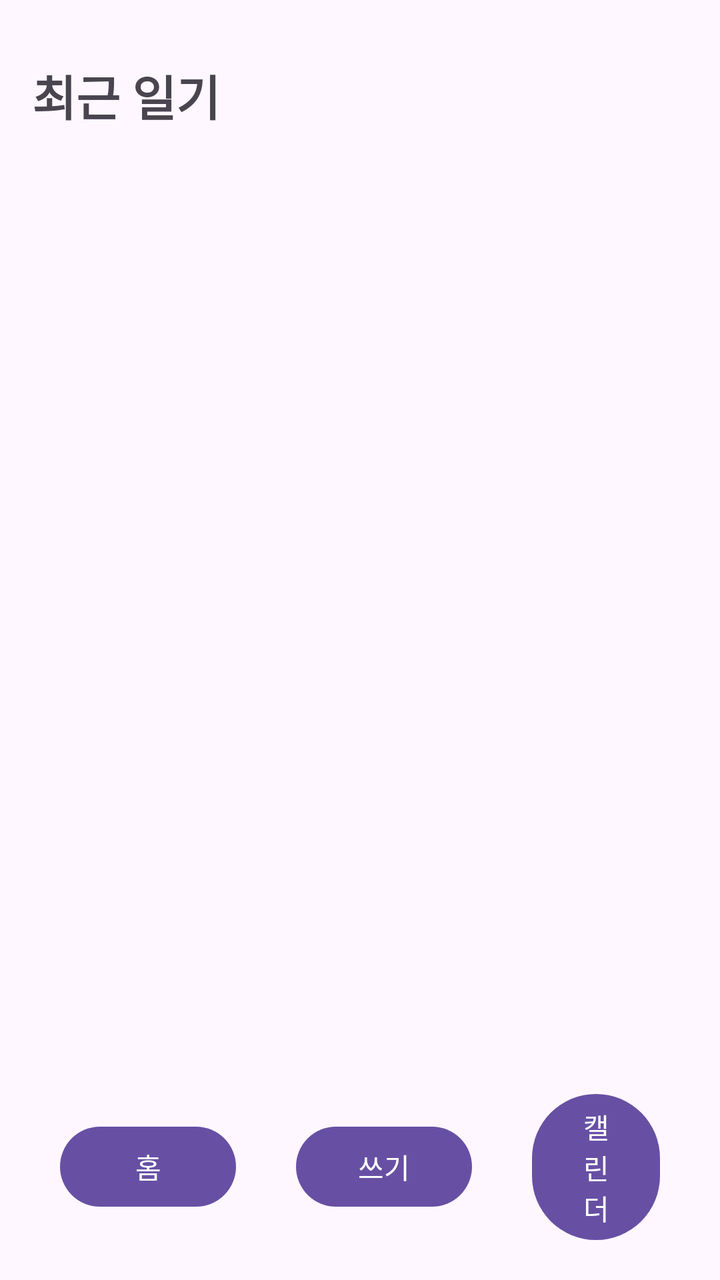
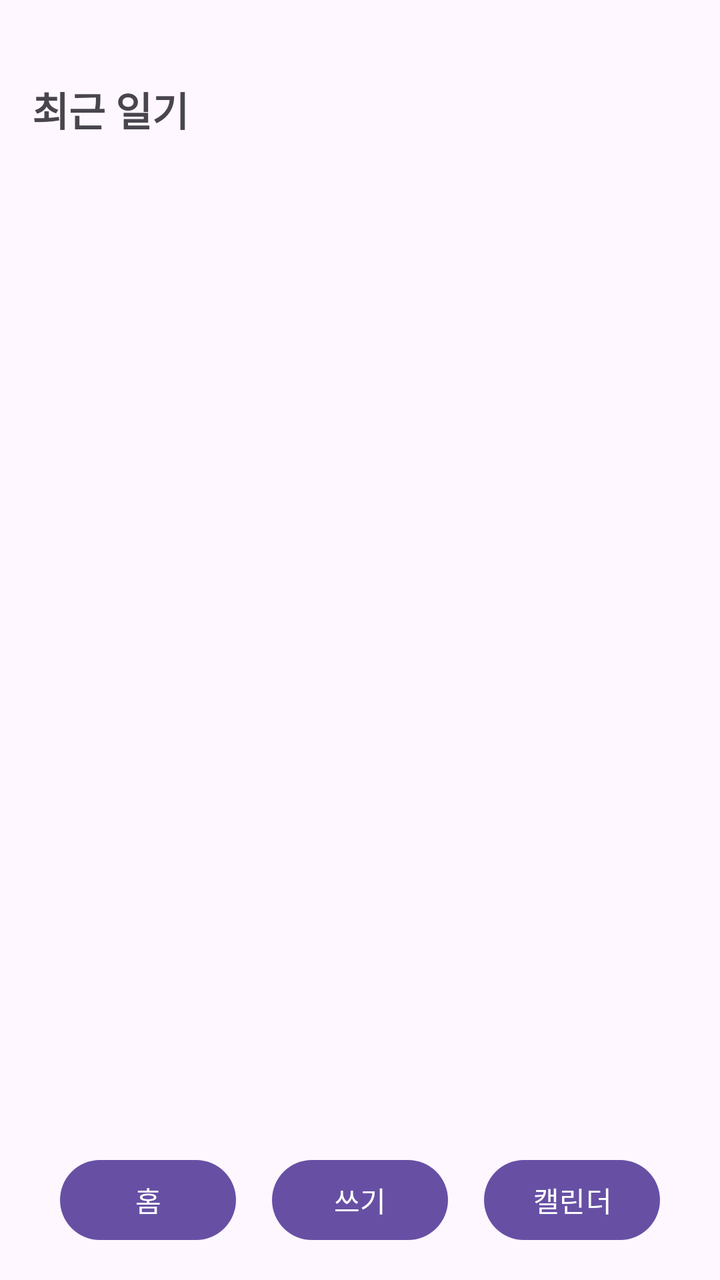

Two renders of the same Android screen: before a commit and after it. Below are the layout's source before the change and the commit's diff.
<!-- AndroidManifest.xml: application theme Theme.DiaryApp -->
<!-- res/layout/activity_diary_list.xml -->
<?xml version="1.0" encoding="utf-8"?>
<LinearLayout xmlns:android="http://schemas.android.com/apk/res/android"
    android:layout_width="match_parent"
    android:layout_height="match_parent"
    android:orientation="vertical">

    
    <TextView
        android:layout_width="wrap_content"
        android:layout_height="wrap_content"
        android:text="최근 일기"
        android:textSize="24sp"
        android:textStyle="bold"
        android:layout_marginTop="30dp"
        android:layout_marginStart="16dp"/>

    
    <LinearLayout
        android:id="@+id/diaryContainer"
        android:layout_width="match_parent"
        android:layout_height="0dp"
        android:layout_weight="1"
        android:orientation="vertical"
        android:padding="16dp"/>

    
    <LinearLayout
        android:layout_width="match_parent"
        android:layout_height="wrap_content"
        android:gravity="center"
        android:orientation="horizontal"
        android:paddingBottom="16dp">

        <Button
            android:id="@+id/btnHome"
            android:layout_width="wrap_content"
            android:layout_height="wrap_content"
            android:layout_marginStart="30dp"
            android:text="홈" />

        <Button
            android:id="@+id/btnWrite"
            android:layout_width="wrap_content"
            android:layout_height="wrap_content"
            android:layout_marginStart="30dp"
            android:layout_marginEnd="30dp"
            android:text="쓰기" />

        <Button
            android:id="@+id/btnCalendar"
            android:layout_width="wrap_content"
            android:layout_height="wrap_content"
            android:layout_marginEnd="30dp"
            android:text="캘린더" />

    </LinearLayout>

</LinearLayout>
<!-- resources referenced by this layout -->
<resources>
  <style name="Theme.DiaryApp" parent="Base.Theme.DiaryApp" />
  <style name="Base.Theme.DiaryApp" parent="Theme.Material3.DayNight.NoActionBar">
          
          
      </style>
</resources>

<!-- the commit's change to res/layout/activity_diary_list.xml (unified diff, before → after) -->
@@ -1,58 +1,70 @@
 <?xml version="1.0" encoding="utf-8"?>
-<LinearLayout xmlns:android="http://schemas.android.com/apk/res/android"
+<androidx.constraintlayout.widget.ConstraintLayout xmlns:android="http://schemas.android.com/apk/res/android"
+    xmlns:app="http://schemas.android.com/apk/res-auto"
+    xmlns:tools="http://schemas.android.com/tools"
+    android:id="@+id/main"
     android:layout_width="match_parent"
     android:layout_height="match_parent"
-    android:orientation="vertical">
+    tools:context=".DiaryListActivity">
 
-    
     <TextView
+        android:id="@+id/tvRecentTitle"
         android:layout_width="wrap_content"
         android:layout_height="wrap_content"
+        android:layout_marginStart="16dp"
+        android:layout_marginTop="40dp"
         android:text="최근 일기"
-        android:textSize="24sp"
+        android:textSize="20sp"
         android:textStyle="bold"
-        android:layout_marginTop="30dp"
-        android:layout_marginStart="16dp"/>
+        app:layout_constraintTop_toTopOf="parent"
+        app:layout_constraintStart_toStartOf="parent" />
 
-    
-    <LinearLayout
-        android:id="@+id/diaryContainer"
-        android:layout_width="match_parent"
+    <ScrollView
+        android:layout_width="0dp"
         android:layout_height="0dp"
-        android:layout_weight="1"
-        android:orientation="vertical"
-        android:padding="16dp"/>
+        android:layout_marginTop="12dp"
+        app:layout_constraintTop_toBottomOf="@id/tvRecentTitle"
+        app:layout_constraintBottom_toTopOf="@id/btnWrite"
+        app:layout_constraintStart_toStartOf="parent"
+        app:layout_constraintEnd_toEndOf="parent">
 
-    
-    <LinearLayout
-        android:layout_width="match_parent"
+        <LinearLayout
+            android:id="@+id/diaryContainer"
+            android:layout_width="match_parent"
+            android:layout_height="wrap_content"
+            android:orientation="vertical"
+            android:padding="16dp" />
+
+    </ScrollView>
+
+    <Button
+        android:id="@+id/btnWrite"
+        android:layout_width="wrap_content"
         android:layout_height="wrap_content"
-        android:gravity="center"
-        android:orientation="horizontal"
-        android:paddingBottom="16dp">
+        android:layout_marginBottom="16dp"
+        android:text="쓰기"
+        app:layout_constraintBottom_toBottomOf="parent"
+        app:layout_constraintEnd_toEndOf="parent"
+        app:layout_constraintStart_toStartOf="parent" />
 
-        <Button
-            android:id="@+id/btnHome"
-            android:layout_width="wrap_content"
-            android:layout_height="wrap_content"
-            android:layout_marginStart="30dp"
-            android:text="홈" />
+    <Button
+        android:id="@+id/btnHome"
+        android:layout_width="wrap_content"
+        android:layout_height="wrap_content"
+        android:layout_marginStart="30dp"
+        android:layout_marginBottom="16dp"
+        android:text="홈"
+        app:layout_constraintBottom_toBottomOf="parent"
+        app:layout_constraintStart_toStartOf="parent" />
 
-        <Button
-            android:id="@+id/btnWrite"
-            android:layout_width="wrap_content"
-            android:layout_height="wrap_content"
-            android:layout_marginStart="30dp"
-            android:layout_marginEnd="30dp"
-            android:text="쓰기" />
+    <Button
+        android:id="@+id/btnCalendar"
+        android:layout_width="wrap_content"
+        android:layout_height="wrap_content"
+        android:layout_marginEnd="30dp"
+        android:layout_marginBottom="16dp"
+        android:text="캘린더"
+        app:layout_constraintBottom_toBottomOf="parent"
+        app:layout_constraintEnd_toEndOf="parent" />
 
-        <Button
-            android:id="@+id/btnCalendar"
-            android:layout_width="wrap_content"
-            android:layout_height="wrap_content"
-            android:layout_marginEnd="30dp"
-            android:text="캘린더" />
-
-    </LinearLayout>
-
-</LinearLayout>
+</androidx.constraintlayout.widget.ConstraintLayout>
